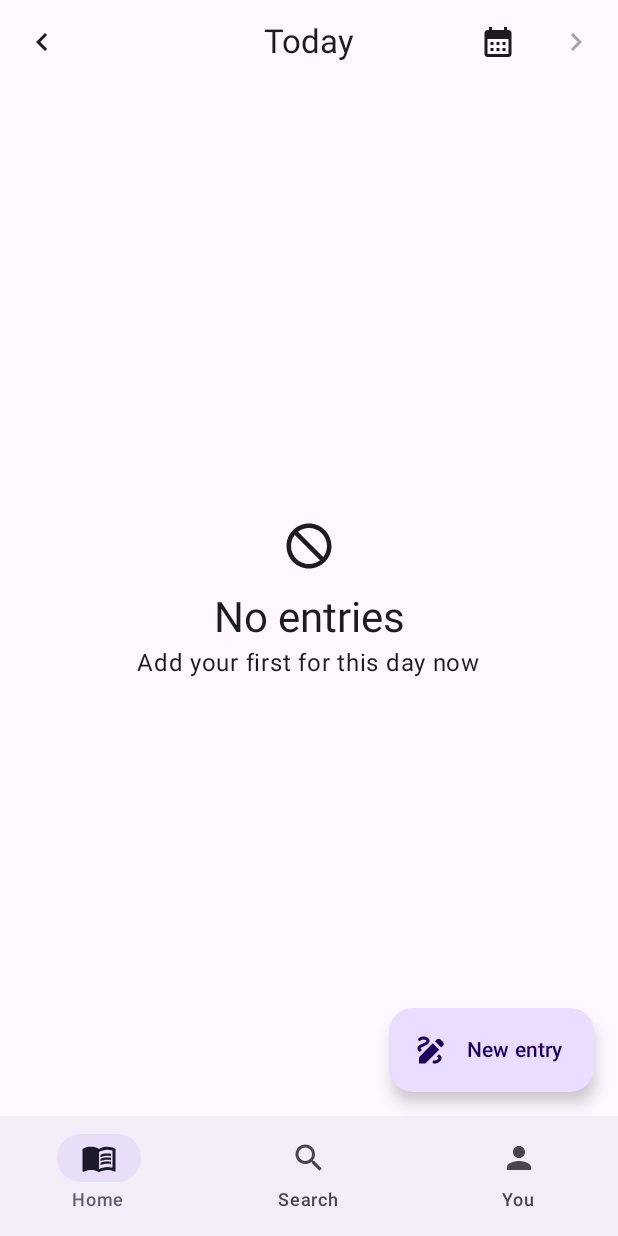
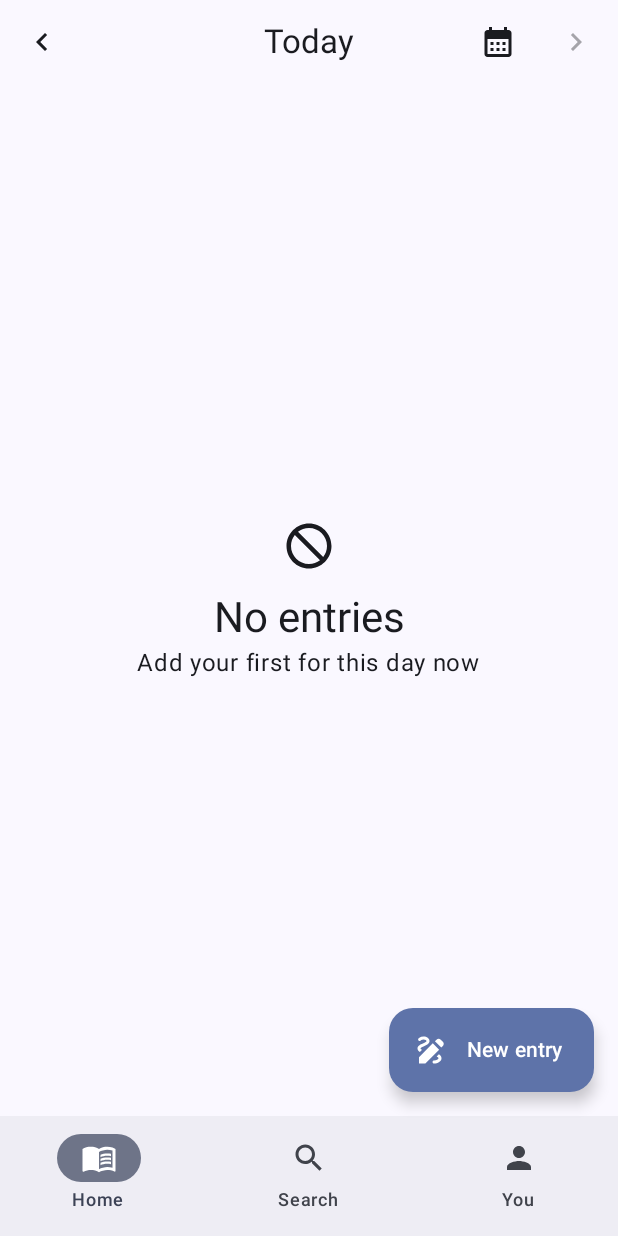
Before and after one commit to PartyProNL/Quibble, an Android app built with Jetpack Compose: the screen it shows after launch (MainActivity), on a phone screen of 412 x 824 dp. Run offline under Robolectric (Android 15) with nearby library versions, the light colour scheme and no system bars; our stand-ins replace Room's generated code.

Commit message:
Enabled dynamic color

```diff
--- a/app/src/main/java/me/partypronl/quibble/MainActivity.kt
+++ b/app/src/main/java/me/partypronl/quibble/MainActivity.kt
@@ -37,7 +37,7 @@ class MainActivity : ComponentActivity() {
 
         enableEdgeToEdge()
         setContent {
-            AppTheme(dynamicColor = false) {
+            AppTheme(dynamicColor = true) {
                 val routes = listOf(
                     Route(
                         address = "/home",
```
